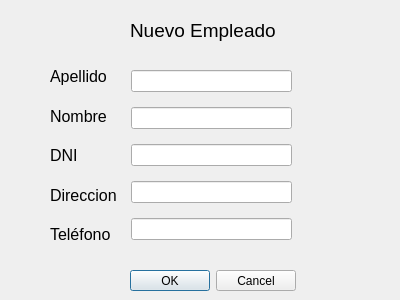
Above: guiempleado_nuevo.ui from Jose-Cisneros/TallerCTRL before the change. Below: the same form after it.
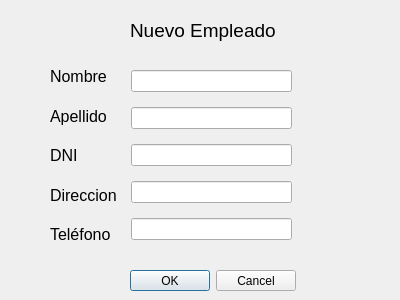
That is the form after the change.

Diff of the .ui file:
```diff
--- a/guiempleado_nuevo.ui
+++ b/guiempleado_nuevo.ui
@@ -86,26 +86,26 @@
    </property>
    <layout class="QVBoxLayout" name="verticalLayout_2">
     <item>
-     <widget class="QLabel" name="label_3">
+     <widget class="QLabel" name="label_4">
       <property name="font">
        <font>
         <pointsize>12</pointsize>
        </font>
       </property>
       <property name="text">
-       <string>Apellido</string>
+       <string>Nombre</string>
       </property>
      </widget>
     </item>
     <item>
-     <widget class="QLabel" name="label_4">
+     <widget class="QLabel" name="label_3">
       <property name="font">
        <font>
         <pointsize>12</pointsize>
        </font>
       </property>
       <property name="text">
-       <string>Nombre</string>
+       <string>Apellido</string>
       </property>
      </widget>
     </item>
```
